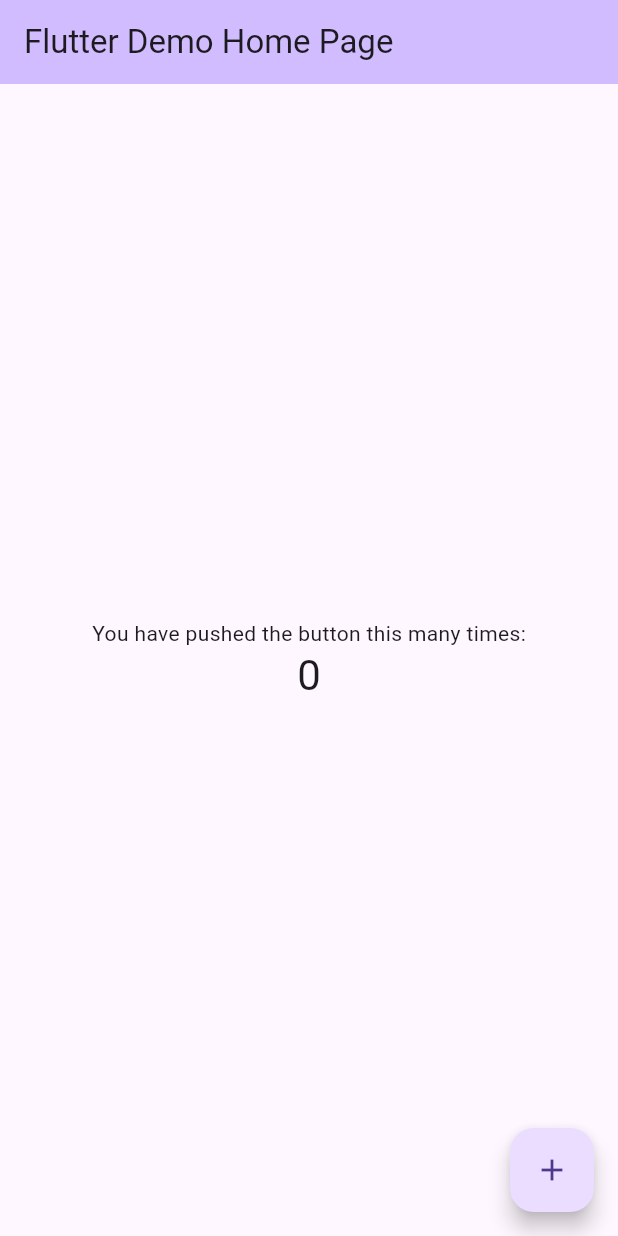
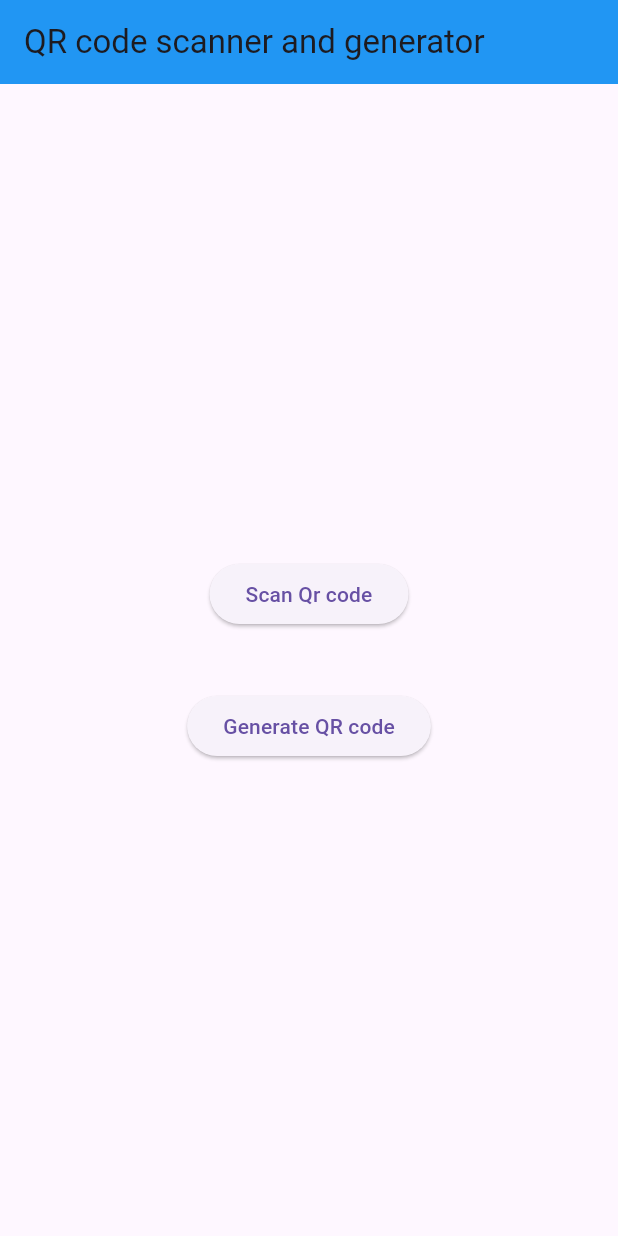
Before and after one commit to Helina-Bikes/Qrgenerator, a Flutter app: the screen it shows after launch, on a phone screen of 412 x 824 dp. Run offline on Flutter 3.47's test engine with Material 3 defaults, Android fonts, the phone set to English and light mode, and no system bars; our stand-ins replace qr_flutter; missing offline and left inert: flutter_barcode_scanner.

Commit message:
scanned and generated mages

```diff
--- a/lib/main.dart
+++ b/lib/main.dart
@@ -1,4 +1,8 @@
+import 'package:flutter/cupertino.dart';
 import 'package:flutter/material.dart';
+import 'package:flutter/widgets.dart';
+import 'package:mygenerator/generator_Qr_code.dart';
+import 'package:mygenerator/scan_qr_code.dart';
 
 void main() {
   runApp(const MyApp());
@@ -13,95 +17,46 @@
     return MaterialApp(
       title: 'QR code scanner and  generator',
       debugShowCheckedModeBanner:false,
-      home: const MyHomePage(title: 'Flutter Demo Home Page'),
+      home: HomePage(),
     );
   }
 }
 
-class MyHomePage extends StatefulWidget {
-  const MyHomePage({super.key, required this.title});
-
-  // This widget is the home page of your application. It is stateful, meaning
-  // that it has a State object (defined below) that contains fields that affect
-  // how it looks.
-
-  // This class is the configuration for the state. It holds the values (in this
-  // case the title) provided by the parent (in this case the App widget) and
-  // used by the build method of the State. Fields in a Widget subclass are
-  // always marked "final".
-
-  final String title;
+class HomePage extends StatefulWidget {
+  const HomePage({Key? key}):super(key: key);
 
   @override
-  State<MyHomePage> createState() => _MyHomePageState();
+ _HomePageState createState()=>_HomePageState();
 }
 
-class _MyHomePageState extends State<MyHomePage> {
-  int _counter = 0;
+class _HomePageState extends State<HomePage> {
+  @override
+ Widget build(BuildContext context){
+  return Scaffold(
+   appBar: AppBar(
+    title:Text("QR code scanner and generator"),
+    backgroundColor: Colors.blue,
+   ),
+   body: Center(
+    child:Column(
+      mainAxisAlignment: MainAxisAlignment.center,
+      children: [
+        ElevatedButton(onPressed: (){
+          setState(() {
+            Navigator.of(context).push(MaterialPageRoute(builder: (context)=>ScanQRCode()));
+          });
+        }, child: Text("Scan Qr code")),
+        SizedBox(height: 40,),
+        ElevatedButton(onPressed: (){
+          setState(() {
+            Navigator.of(context).push(MaterialPageRoute(builder: (context)=>GenerateQRCode()));
+          });
+        }, child: Text("Generate QR code"))
+      ],
+    )
+   ),
+  );
+ }
 
-  void _incrementCounter() {
-    setState(() {
-      // This call to setState tells the Flutter framework that something has
-      // changed in this State, which causes it to rerun the build method below
-      // so that the display can reflect the updated values. If we changed
-      // _counter without calling setState(), then the build method would not be
-      // called again, and so nothing would appear to happen.
-      _counter++;
-    });
+
   }
-
-  @override
-  Widget build(BuildContext context) {
-    // This method is rerun every time setState is called, for instance as done
-    // by the _incrementCounter method above.
-    //
-    // The Flutter framework has been optimized to make rerunning build methods
-    // fast, so that you can just rebuild anything that needs updating rather
-    // than having to individually change instances of widgets.
-    return Scaffold(
-      appBar: AppBar(
-        // TRY THIS: Try changing the color here to a specific color (to
-        // Colors.amber, perhaps?) and trigger a hot reload to see the AppBar
-        // change color while the other colors stay the same.
-        backgroundColor: Theme.of(context).colorScheme.inversePrimary,
-        // Here we take the value from the MyHomePage object that was created by
-        // the App.build method, and use it to set our appbar title.
-        title: Text(widget.title),
-      ),
-      body: Center(
-        // Center is a layout widget. It takes a single child and positions it
-        // in the middle of the parent.
-        child: Column(
-          // Column is also a layout widget. It takes a list of children and
-          // arranges them vertically. By default, it sizes itself to fit its
-          // children horizontally, and tries to be as tall as its parent.
-          //
-          // Column has various properties to control how it sizes itself and
-          // how it positions its children. Here we use mainAxisAlignment to
-          // center the children vertically; the main axis here is the vertical
-          // axis because Columns are vertical (the cross axis would be
-          // horizontal).
-          //
-          // TRY THIS: Invoke "debug painting" (choose the "Toggle Debug Paint"
-          // action in the IDE, or press "p" in the console), to see the
-          // wireframe for each widget.
-          mainAxisAlignment: MainAxisAlignment.center,
-          children: <Widget>[
-            const Text(
-              'You have pushed the button this many times:',
-            ),
-            Text(
-              '$_counter',
-              style: Theme.of(context).textTheme.headlineMedium,
-            ),
-          ],
-        ),
-      ),
-      floatingActionButton: FloatingActionButton(
-        onPressed: _incrementCounter,
-        tooltip: 'Increment',
-        child: const Icon(Icons.add),
-      ), // This trailing comma makes auto-formatting nicer for build methods.
-    );
-  }
-}
--- a/pubspec.yaml
+++ b/pubspec.yaml
@@ -36,7 +36,7 @@
   # Use with the CupertinoIcons class for iOS style icons.
   cupertino_icons: ^1.0.6
   qr_flutter: ^4.0.0
-  flutter_barcode_scanner: ^1.0.1
+  flutter_barcode_scanner: ^2.0.0
 dev_dependencies:
   flutter_test:
     sdk: flutter
```
Also changed, not shown: lib/generator_Qr_code.dart (added, +61 -0 lines), lib/scan_qr_code.dart (added, +60 -0 lines), pubspec.lock.
